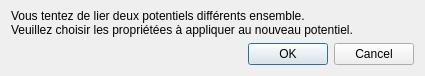
This is sources/ui/potentialselectordialog.ui in qelectrotech/qelectrotech-source-mirror as Qt 5 draws it before an edit. The edited form follows.
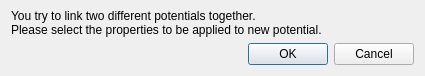
This is the edited form.

The edit to the form file:
```diff
--- a/sources/ui/potentialselectordialog.ui
+++ b/sources/ui/potentialselectordialog.ui
@@ -35,8 +35,8 @@
       <enum>QFrame::Plain</enum>
      </property>
      <property name="text">
-      <string>Vous tentez de lier deux potentiels différents ensemble.
-Veuillez choisir les propriétées à appliquer au nouveau potentiel.</string>
+      <string>You try to link two different potentials together.
+Please select the properties to be applied to new potential.</string>
      </property>
      <property name="textFormat">
       <enum>Qt::PlainText</enum>
```
Left out of the diff: 2 changed lines with no effect on the pictures.
